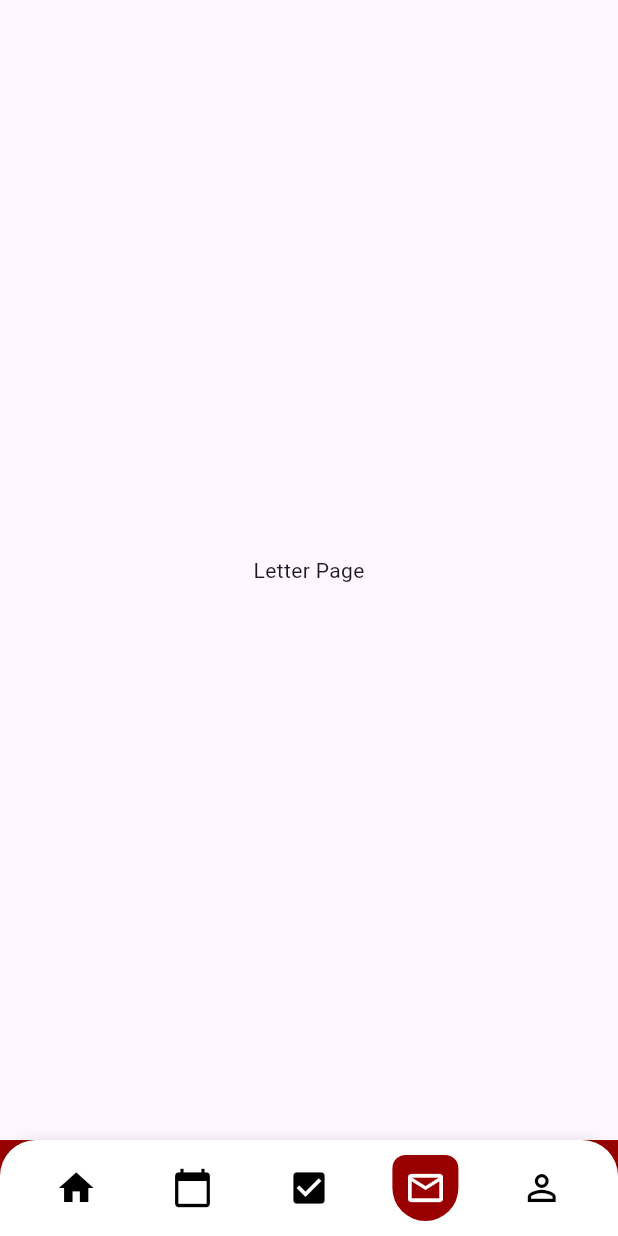
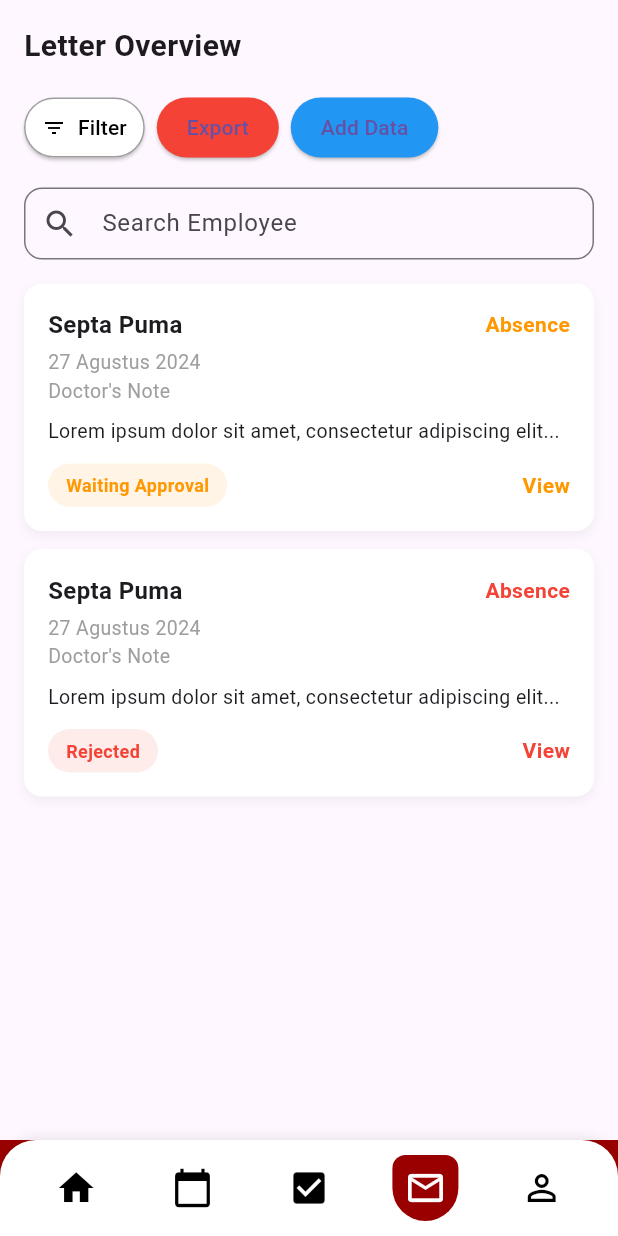
Before and after one commit to RollinPumpkin/BPR_Absence, a Flutter app: the LetterPage screen opened by its route, on a phone screen of 412 x 824 dp. Run offline on Flutter 3.47's test engine with Material 3 defaults, Android fonts, the phone set to English and light mode, and no system bars.

Commit message:
letter pages

```diff
--- a/frontend/lib/modules/admin/letter/letter_page.dart
+++ b/frontend/lib/modules/admin/letter/letter_page.dart
@@ -4,6 +4,9 @@ import 'package:frontend/modules/admin/dashboard/dashboard_page.dart';
 import 'package:frontend/modules/admin/attandance/attandace_page.dart';
 import 'package:frontend/modules/admin/assigment/assigment_page.dart';
 import 'package:frontend/modules/admin/profile/profile_page.dart';
+import 'widgets/letter_card.dart';
+import 'pages/letter_acceptance_page.dart';
+import 'pages/add_letter_page.dart';
 
 class LetterPage extends StatelessWidget {
   const LetterPage({super.key});
@@ -11,7 +14,125 @@ class LetterPage extends StatelessWidget {
   @override
   Widget build(BuildContext context) {
     return Scaffold(
-      body: const Center(child: Text("Letter Page")),
+      body: SafeArea(
+        child: SingleChildScrollView(
+          padding: const EdgeInsets.all(16),
+          child: Column(
+            crossAxisAlignment: CrossAxisAlignment.start,
+            children: [
+              const Text(
+                "Letter Overview",
+                style: TextStyle(fontSize: 20, fontWeight: FontWeight.bold),
+              ),
+              const SizedBox(height: 16),
+
+              // Filter, Export, Add Data
+              Row(
+                children: [
+                  ElevatedButton.icon(
+                    onPressed: () {},
+                    icon: const Icon(Icons.filter_list, size: 16),
+                    label: const Text("Filter"),
+                    style: ElevatedButton.styleFrom(
+                      backgroundColor: Colors.white,
+                      foregroundColor: Colors.black,
+                      side: const BorderSide(color: Colors.grey),
+                      padding: const EdgeInsets.symmetric(
+                        horizontal: 12,
+                        vertical: 10,
+                      ),
+                    ),
+                  ),
+                  const SizedBox(width: 8),
+                  ElevatedButton(
+                    onPressed: () {},
+                    style: ElevatedButton.styleFrom(
+                      backgroundColor: Colors.red,
+                      padding: const EdgeInsets.symmetric(
+                        horizontal: 20,
+                        vertical: 10,
+                      ),
+                    ),
+                    child: const Text("Export"),
+                  ),
+                  const SizedBox(width: 8),
+                  ElevatedButton(
+                    onPressed: () {
+                      Navigator.push(
+                        context,
+                        MaterialPageRoute(
+                          builder: (_) => const AddLetterPage(),
+                        ),
+                      );
+                    },
+                    style: ElevatedButton.styleFrom(
+                      backgroundColor: Colors.blue,
+                      padding: const EdgeInsets.symmetric(
+                        horizontal: 20,
+                        vertical: 10,
+                      ),
+                    ),
+                    child: const Text("Add Data"),
+                  ),
+                ],
+              ),
+              const SizedBox(height: 16),
+
+              // Search bar
+              TextField(
+                decoration: InputDecoration(
+                  hintText: "Search Employee",
+                  prefixIcon: const Icon(Icons.search),
+                  border: OutlineInputBorder(
+                    borderRadius: BorderRadius.circular(12),
+                  ),
+                  contentPadding: const EdgeInsets.symmetric(
+                    vertical: 0,
+                    horizontal: 16,
+                  ),
+                ),
+              ),
+              const SizedBox(height: 16),
+
+              // Letter list (klik -> detail)
+              LetterCard(
+                name: "Septa Puma",
+                date: "27 Agustus 2024",
+                type: "Doctor's Note",
+                status: "Waiting Approval",
+                statusColor: Colors.orange,
+                absence: "Absence",
+                absenceColor: Colors.orange,
+                onTap: () {
+                  Navigator.push(
+                    context,
+                    MaterialPageRoute(
+                      builder: (_) => const LetterAcceptancePage(),
+                    ),
+                  );
+                },
+              ),
+              LetterCard(
+                name: "Septa Puma",
+                date: "27 Agustus 2024",
+                type: "Doctor's Note",
+                status: "Rejected",
+                statusColor: Colors.red,
+                absence: "Absence",
+                absenceColor: Colors.red,
+                onTap: () {
+                  Navigator.push(
+                    context,
+                    MaterialPageRoute(
+                      builder: (_) => const LetterAcceptancePage(),
+                    ),
+                  );
+                },
+              ),
+            ],
+          ),
+        ),
+      ),
       bottomNavigationBar: CustomBottomNav(
         currentIndex: 3,
         icons: const [
--- /dev/null
+++ b/frontend/lib/modules/admin/letter/widgets/letter_card.dart
@@ -0,0 +1,113 @@
+import 'package:flutter/material.dart';
+
+class LetterCard extends StatelessWidget {
+  final String name;
+  final String date;
+  final String type;
+  final String status;
+  final Color statusColor;
+  final String absence;
+  final Color absenceColor;
+  final VoidCallback? onTap;
+
+  const LetterCard({
+    super.key,
+    required this.name,
+    required this.date,
+    required this.type,
+    required this.status,
+    required this.statusColor,
+    required this.absence,
+    required this.absenceColor,
+    this.onTap, // 👈 opsional
+  });
+
+  @override
+  Widget build(BuildContext context) {
+    return InkWell( // 👈 bikin bisa di-klik
+      onTap: onTap,
+      borderRadius: BorderRadius.circular(12),
+      child: Container(
+        margin: const EdgeInsets.only(bottom: 12),
+        padding: const EdgeInsets.all(16),
+        decoration: BoxDecoration(
+          color: Colors.white,
+          borderRadius: BorderRadius.circular(12),
+          boxShadow: [
+            BoxShadow(
+              color: Colors.black12.withOpacity(0.05),
+              blurRadius: 5,
+              offset: const Offset(0, 3),
+            )
+          ],
+        ),
+        child: Column(
+          crossAxisAlignment: CrossAxisAlignment.start,
+          children: [
+            // Name + Absence
+            Row(
+              mainAxisAlignment: MainAxisAlignment.spaceBetween,
+              children: [
+                Text(
+                  name,
+                  style: const TextStyle(
+                      fontSize: 16, fontWeight: FontWeight.bold),
+                ),
+                Text(
+                  absence,
+                  style: TextStyle(
+                    color: absenceColor,
+                    fontWeight: FontWeight.bold,
+                  ),
+                ),
+              ],
+            ),
+            const SizedBox(height: 4),
+
+            // Date + Type
+            Text(date,
+                style: const TextStyle(color: Colors.grey, fontSize: 13)),
+            Text(type,
+                style: const TextStyle(color: Colors.grey, fontSize: 13)),
+            const SizedBox(height: 8),
+
+            // Description preview
+            const Text(
+              "Lorem ipsum dolor sit amet, consectetur adipiscing elit...",
+              style: TextStyle(fontSize: 13),
+            ),
+            const SizedBox(height: 12),
+
+            // Status
+            Row(
+              mainAxisAlignment: MainAxisAlignment.spaceBetween,
+              children: [
+                Container(
+                  padding:
+                      const EdgeInsets.symmetric(horizontal: 12, vertical: 6),
+                  decoration: BoxDecoration(
+                    color: statusColor.withOpacity(0.1),
+                    borderRadius: BorderRadius.circular(20),
+                  ),
+                  child: Text(
+                    status,
+                    style: TextStyle(
+                      color: statusColor,
+                      fontWeight: FontWeight.bold,
+                      fontSize: 12,
+                    ),
+                  ),
+                ),
+                Text(
+                  "View",
+                  style: TextStyle(
+                      color: statusColor, fontWeight: FontWeight.bold),
+                ),
+              ],
+            ),
+          ],
+        ),
+      ),
+    );
+  }
+}
```
Also changed, not shown: frontend/lib/modules/admin/letter/pages/add_letter_page.dart (added, +200 -0 lines), frontend/lib/modules/admin/letter/pages/letter_acceptance_page.dart (added, +154 -0 lines), frontend/lib/modules/admin/letter/pages/letter_detail_page.dart (added, +149 -0 lines).
